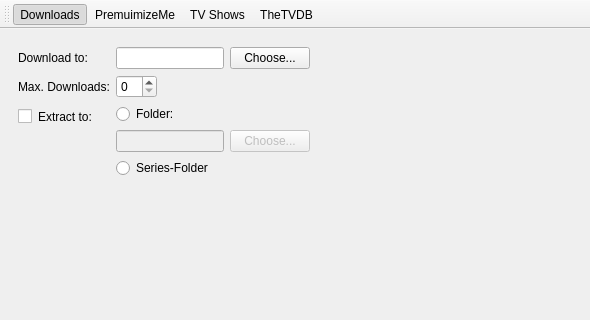
The window that Server/src/ui/preferences/preferenceswindow.ui (lbproductions/MorQ) describes before a commit, drawn with Qt 5.
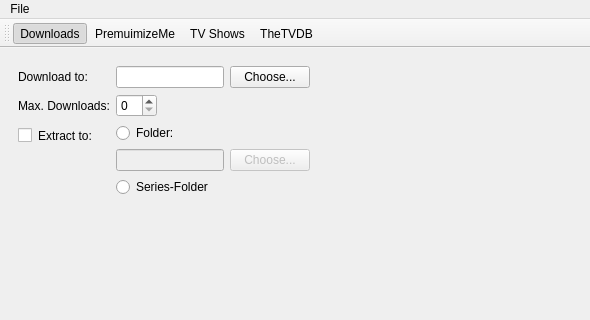
The same window after the commit.

Diff of the .ui file:
```diff
--- a/Server/src/ui/preferences/preferenceswindow.ui
+++ b/Server/src/ui/preferences/preferenceswindow.ui
@@ -286,6 +286,23 @@
    <addaction name="actionSeries"/>
    <addaction name="actionTheTVDB"/>
   </widget>
+  <widget class="QMenuBar" name="menuBar">
+   <property name="geometry">
+    <rect>
+     <x>0</x>
+     <y>0</y>
+     <width>590</width>
+     <height>22</height>
+    </rect>
+   </property>
+   <widget class="QMenu" name="menuFile">
+    <property name="title">
+     <string>File</string>
+    </property>
+    <addaction name="actionClose"/>
+   </widget>
+   <addaction name="menuFile"/>
+  </widget>
   <action name="actionPremuimizeMe">
    <property name="checkable">
     <bool>true</bool>
```
Left out of the diff: 8 changed lines with no effect on the pictures.
